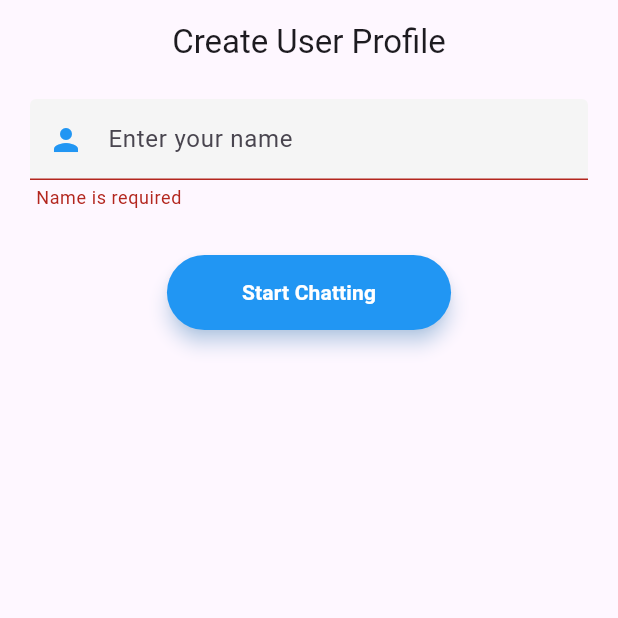
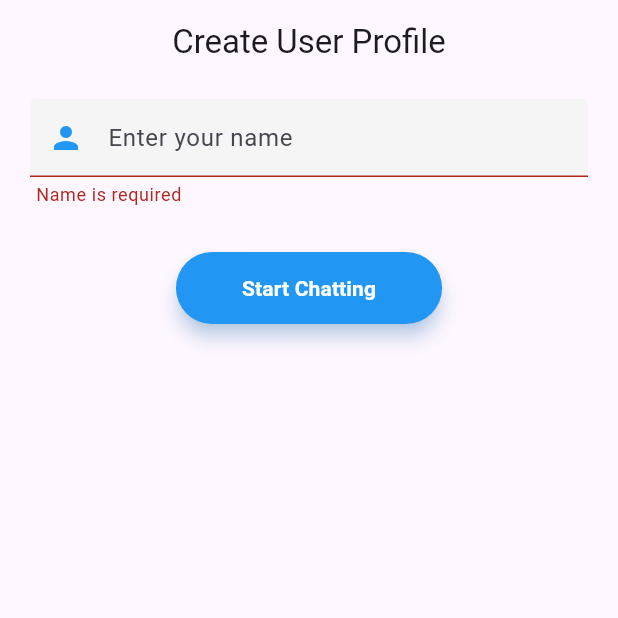
Before and after one commit to saad-naveed-brainx/chat, a Flutter app: the screen it shows after launch, after a tap on "Start Chatting", on a phone screen of 412 x 824 dp, the top half of it. Run offline on Flutter 3.47's test engine with Material 3 defaults, Android fonts, the phone set to English and light mode, and no system bars; our stand-ins replace cloud_firestore, firebase_core, shared_preferences; accounts and stored records are empty.

```diff
--- a/lib/core/constants/view_constants.dart
+++ b/lib/core/constants/view_constants.dart
@@ -5,4 +5,8 @@ class ViewConstants {
   static const String createUserProfile = 'Create User Profile';
   static const String enterYourName = 'Enter your name';
   static const String startChatting = 'Start Chatting';
+  static const String availableUsers = 'Available Users';
+  static const String noUsersFound = 'No users found.';
+  static const String you = 'you';
+  static const String noMessages = 'No messages yet.';
 }
--- a/lib/main.dart
+++ b/lib/main.dart
@@ -14,6 +14,9 @@ class MyApp extends StatelessWidget {
   const MyApp({super.key});
   @override
   Widget build(BuildContext context) {
-    return MaterialApp(home: const CreateUserProfile());
+    return MaterialApp(
+      debugShowCheckedModeBanner: false,
+      home: const CreateUserProfile(),
+    );
   }
 }
--- a/lib/views/create_user_profile.dart
+++ b/lib/views/create_user_profile.dart
@@ -1,10 +1,11 @@
+import 'package:chatme/core/constants/app_constants.dart';
 import 'package:flutter/material.dart';
 import 'package:cloud_firestore/cloud_firestore.dart';
 import 'package:uuid/uuid.dart';
 import '../models/user_model.dart';
 import 'package:shared_preferences/shared_preferences.dart';
-import '../views/home_screen.dart';
 import '../core/constants/view_constants.dart';
+import '../config/app_router.dart';
 
 class CreateUserProfile extends StatefulWidget {
   const CreateUserProfile({super.key});
@@ -22,42 +23,6 @@ class _CreateUserProfileState extends State<CreateUserProfile> {
   void initState() {
     super.initState();
     checkUser();
-  }
-
-  void checkUser() async {
-    SharedPreferences prefs = await SharedPreferences.getInstance();
-    String? userId = prefs.getString('userId');
-    if (userId != null) {
-      Navigator.pushReplacement(
-        context,
-        MaterialPageRoute(builder: (context) => HomeScreen()),
-      );
-    }
-  }
-
-  Future<void> _createUser() async {
-    if (nameController.text.isNotEmpty) {
-      String userId = uuid.v4();
-      SharedPreferences prefs = await SharedPreferences.getInstance();
-      await prefs.setString('userId', userId);
-      UserModel user = UserModel(id: userId, name: nameController.text);
-
-      await FirebaseFirestore.instance.collection('users').add(user.toJson());
-      Navigator.pushReplacement(
-        context,
-        MaterialPageRoute(builder: (context) => HomeScreen()),
-      );
-    }
-  }
-
-  String? nameValidator(String? value) {
-    if (value == null || value.isEmpty) {
-      return ViewConstants.nameIsRequired;
-    }
-    if (!RegExp(r'^[a-zA-Z ]+$').hasMatch(value)) {
-      return ViewConstants.nameShouldOnlyContainAlphabets;
-    }
-    return null;
   }
 
   void validateAndSave() {
@@ -81,8 +46,8 @@ class _CreateUserProfileState extends State<CreateUserProfile> {
                 key: formKey,
                 child: Padding(
                   padding: const EdgeInsets.symmetric(
-                    horizontal: 20.0,
-                    vertical: 10.0,
+                    horizontal: AppConstants.gap20Px,
+                    vertical: AppConstants.gap10Px,
                   ),
                   child: TextFormField(
                     controller: nameController,
@@ -96,36 +61,44 @@ class _CreateUserProfileState extends State<CreateUserProfile> {
                       fillColor: Colors.grey[100],
                       prefixIcon: const Icon(Icons.person, color: Colors.blue),
                       enabledBorder: OutlineInputBorder(
-                        borderRadius: BorderRadius.circular(15.0),
+                        borderRadius: BorderRadius.circular(
+                          AppConstants.gap14Px,
+                        ),
                         borderSide: BorderSide(color: Colors.blue.shade200),
                       ),
                       focusedBorder: OutlineInputBorder(
-                        borderRadius: BorderRadius.circular(15.0),
-                        borderSide: const BorderSide(
-                          color: Colors.blue,
-                          width: 2.0,
+                        borderRadius: BorderRadius.circular(
+                          AppConstants.gap14Px,
+                        ),
+                        borderSide: BorderSide(
+                          color: Colors.blue.shade200,
+                          width: AppConstants.gap2Px,
                         ),
                       ),
                       contentPadding: const EdgeInsets.symmetric(
-                        vertical: 15.0,
+                        vertical: AppConstants.gap14Px,
                       ),
                     ),
                   ),
                 ),
               ),
               Padding(
-                padding: const EdgeInsets.symmetric(vertical: 20.0),
+                padding: const EdgeInsets.symmetric(
+                  vertical: AppConstants.gap20Px,
+                ),
                 child: ElevatedButton(
                   onPressed: validateAndSave,
                   style: ElevatedButton.styleFrom(
                     backgroundColor: Colors.blue,
                     foregroundColor: Colors.white,
                     padding: const EdgeInsets.symmetric(
-                      horizontal: 50.0,
-                      vertical: 15.0,
+                      horizontal: AppConstants.gap24Px * 2,
+                      vertical: AppConstants.gap14Px,
                     ),
                     shape: RoundedRectangleBorder(
-                      borderRadius: BorderRadius.circular(30.0),
+                      borderRadius: BorderRadius.circular(
+                        AppConstants.gap14Px * 2,
+                      ),
                     ),
                     elevation: 5,
                     shadowColor: Colors.blue.withOpacity(0.5),
@@ -133,7 +106,7 @@ class _CreateUserProfileState extends State<CreateUserProfile> {
                   child: const Text(
                     ViewConstants.startChatting,
                     style: TextStyle(
-                      fontSize: 14.0,
+                      fontSize: AppConstants.gap14Px,
                       fontWeight: FontWeight.bold,
                     ),
                   ),
@@ -145,4 +118,33 @@ class _CreateUserProfileState extends State<CreateUserProfile> {
       ),
     );
   }
+
+  void checkUser() async {
+    SharedPreferences prefs = await SharedPreferences.getInstance();
+    String? userId = prefs.getString('userId');
+    if (userId != null) {
+      AppRouter.moveToHomeScreen(context);
+    }
+  }
+
+  Future<void> _createUser() async {
+    if (nameController.text.isNotEmpty) {
+      String userId = uuid.v4();
+      SharedPreferences prefs = await SharedPreferences.getInstance();
+      await prefs.setString('userId', userId);
+      UserModel user = UserModel(id: userId, name: nameController.text);
+      await FirebaseFirestore.instance.collection('users').add(user.toJson());
+      AppRouter.moveToHomeScreen(context);
+    }
+  }
+
+  String? nameValidator(String? value) {
+    if (value == null || value.isEmpty) {
+      return ViewConstants.nameIsRequired;
+    }
+    if (!RegExp(r'^[a-zA-Z ]+$').hasMatch(value)) {
+      return ViewConstants.nameShouldOnlyContainAlphabets;
+    }
+    return null;
+  }
 }
--- a/pubspec.yaml
+++ b/pubspec.yaml
@@ -38,6 +38,7 @@ dependencies:
   cloud_firestore: ^5.6.7
   uuid: ^4.5.1
   shared_preferences: ^2.5.3
+  crypto: ^3.0.6
 
 dev_dependencies:
   flutter_test:
```
Also changed, not shown: lib/config/app_router.dart (added, +18 -0 lines), lib/models/message_model.dart (+30 -3 lines), lib/views/chat_screen.dart (+68 -40 lines), lib/views/home_screen.dart (+27 -17 lines), pubspec.lock.
